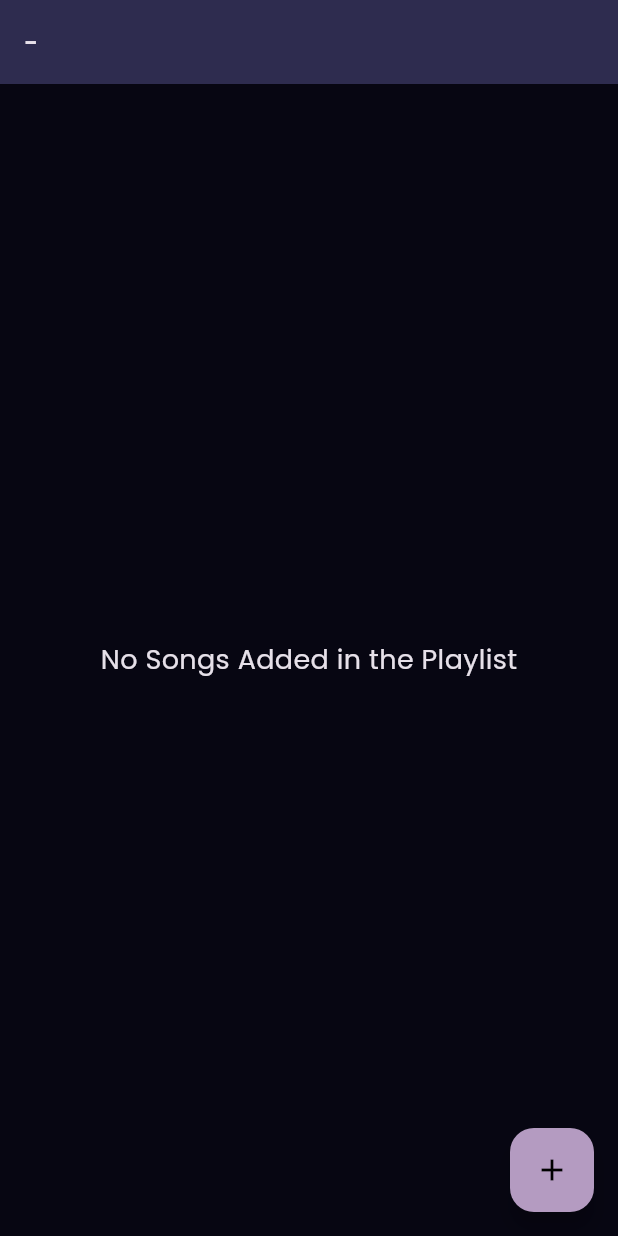
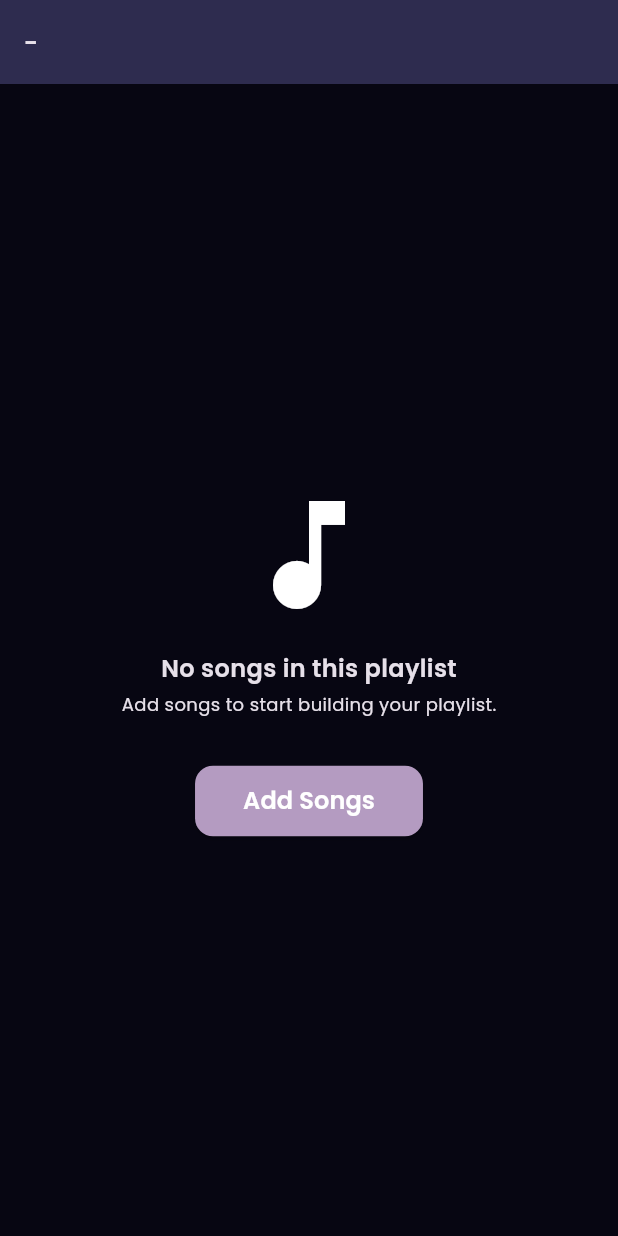
Before and after one commit to skhasan-dev/hasicx, a Flutter app: the PlaylistSongsView screen opened by its route, on a phone screen of 412 x 824 dp. Run offline on Flutter 3.47's test engine with Material 3 defaults, Android fonts, the phone set to English and light mode, and no system bars; our stand-ins replace fluttertoast, fpdart, get, get_it, go_router, just_audio and 6 more; accounts and stored records are empty; statements that could not run were skipped.

Commit message:
Refactor app to implement NoDataFound widget for improved user experience in various views

```diff
--- a/lib/common/widgets/index.dart
+++ b/lib/common/widgets/index.dart
@@ -3,4 +3,4 @@ export 'song_tile.dart';
 export 'mini_player.dart';
 export 'songs_screen.dart';
 export 'delete_dialog.dart';
-export 'custom_app_bar.dart';
+export 'no_data_found.dart';
--- /dev/null
+++ b/lib/common/widgets/no_data_found.dart
@@ -0,0 +1,54 @@
+import 'package:flutter/material.dart';
+import 'package:hasicx/common/index.dart';
+
+class NoDataFound extends StatelessWidget {
+  const NoDataFound({
+    this.icon,
+    this.title,
+    this.subtitle,
+    this.actionText,
+    this.onPressed,
+    super.key,
+  });
+
+  final Widget? icon;
+  final Widget? title;
+  final Widget? subtitle;
+  final String? actionText;
+  final VoidCallback? onPressed;
+
+  @override
+  Widget build(BuildContext context) {
+    return Column(
+      spacing: 16,
+      mainAxisSize: MainAxisSize.min,
+      children: [
+        ?icon,
+
+        Column(
+          spacing: 4,
+          mainAxisSize: MainAxisSize.min,
+          children: [?title, ?subtitle],
+        ),
+
+        const SizedBox(height: 0),
+
+        if (actionText != null && onPressed != null)
+          ElevatedButton(
+            onPressed: onPressed,
+            style: ElevatedButton.styleFrom(
+              shape: RoundedRectangleBorder(
+                borderRadius: BorderRadius.circular(12),
+              ),
+              padding: EdgeInsets.symmetric(horizontal: 32, vertical: 12),
+              backgroundColor: AppColors.buttonColor,
+            ),
+            child: Text(
+              actionText!,
+              style: AppTextStyles.s16W600.copyWith(color: Colors.white),
+            ),
+          ),
+      ],
+    );
+  }
+}
--- a/lib/features/playlist/presentation/playlist_songs_view.dart
+++ b/lib/features/playlist/presentation/playlist_songs_view.dart
@@ -1,7 +1,7 @@
 import 'package:flutter/material.dart';
 import 'package:go_router/go_router.dart';
 import 'package:hasicx/common/index.dart'
-    show AppTextStyles, AppColors, SongTile, MiniPlayer;
+    show AppTextStyles, AppColors, SongTile, MiniPlayer, NoDataFound;
 import 'package:hasicx/core/index.dart'
     show
         MusicPlayerProvider,
@@ -59,9 +59,30 @@ class _PlaylistSongsViewState extends State<PlaylistSongsView> {
           builder: (_, songs, _) {
             if (songs.isEmpty) {
               return Center(
-                child: Text(
-                  'No Songs Added in the Playlist',
-                  style: AppTextStyles.s18W400,
+                child: NoDataFound(
+                  icon: Icon(Icons.music_note, size: 96),
+                  title: Text(
+                    "No songs in this playlist",
+                    style: AppTextStyles.s16W600,
+                  ),
+                  subtitle: Text(
+                    "Add songs to start building your playlist.",
+                    style: AppTextStyles.s12W400,
+                  ),
+                  actionText: 'Add Songs',
+                  onPressed: () async {
+                    final songs = await context.pushNamed(
+                      RouteNames.songSelection,
+                      extra: musicPlayerProvider.allSongs,
+                    );
+
+                    if (songs is List<Song>) {
+                      playlistSongsViewModel.addSongsPlaylist(
+                        widget.playlist,
+                        songs,
+                      );
+                    }
+                  },
                 ),
               );
             }
@@ -154,7 +175,11 @@ class _PlaylistSongsViewState extends State<PlaylistSongsView> {
           },
         ),
 
-        floatingActionButton: FloatingActionButton(
+        floatingActionButton: Selector<PlaylistSongsViewModel, bool>(
+          selector: (_, vm) => vm.songs.isEmpty,
+          builder: (_, hideButton, _) => hideButton
+              ? SizedBox.shrink()
+              : FloatingActionButton(
                   onPressed: () async {
                     final songs = await context.pushNamed(
                       RouteNames.songSelection,
@@ -162,11 +187,15 @@ class _PlaylistSongsViewState extends State<PlaylistSongsView> {
                     );
 
                     if (songs is List<Song>) {
-              playlistSongsViewModel.addSongsPlaylist(widget.playlist, songs);
+                      playlistSongsViewModel.addSongsPlaylist(
+                        widget.playlist,
+                        songs,
+                      );
                     }
                   },
                   backgroundColor: AppColors.buttonColor,
                   child: Icon(Icons.add, color: AppColors.buttonTxtColor),
+                ),
         ),
 
         bottomNavigationBar: Selector<MusicPlayerProvider, PlayerState>(
```
Also changed, not shown: lib/common/widgets/custom_app_bar.dart (deleted, +0 -35 lines), lib/features/favourites/presentation/favourites_view.dart (+12 -4 lines), lib/features/home/presentation/widgets/dashboard.dart (+13 -1 lines), lib/features/playlist/presentation/recent_songs_view.dart (+11 -4 lines), lib/features/search/presentation/search_view.dart (+15 -2 lines), 49 other files. Lines whose indentation alone changed are shown as unchanged.
